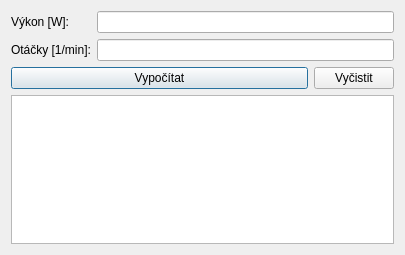
The window that mainwindow.ui (Tasssadar/solidspojka) describes before a commit, drawn with Qt 5.
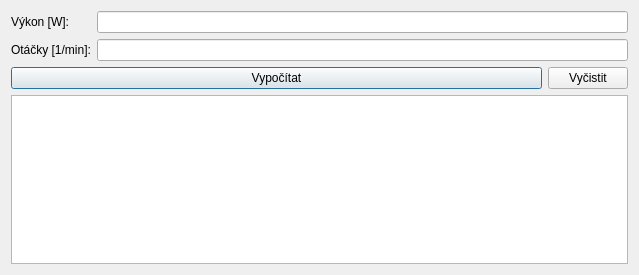
The same window after the commit.

Commit message: Add table line values for machine key lenght

Diff of the .ui file:
```diff
--- a/mainwindow.ui
+++ b/mainwindow.ui
@@ -6,8 +6,8 @@
    <rect>
     <x>0</x>
     <y>0</y>
-    <width>405</width>
-    <height>255</height>
+    <width>639</width>
+    <height>275</height>
    </rect>
   </property>
   <property name="windowTitle">
```
Left out of the diff: 3 changed lines with no effect on the pictures. The commit also changes 1 other file.
